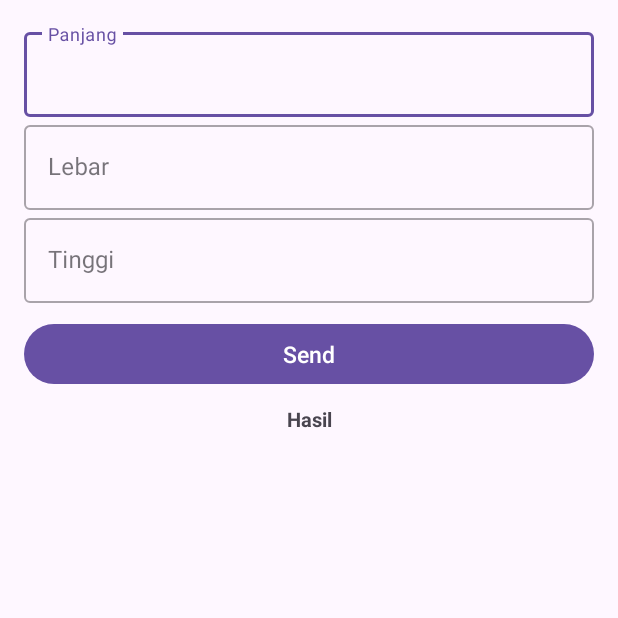
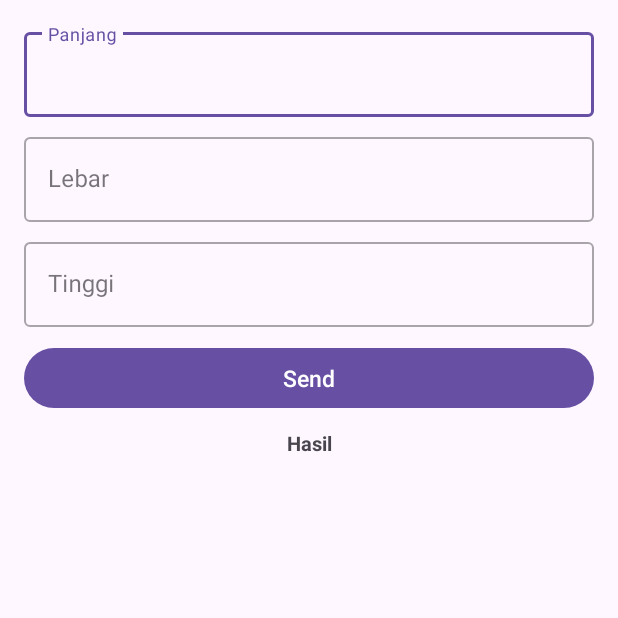
Before and after one commit to FahmiAlmsyh/Kalkulator_Kotlin, an Android app: the screen it shows after launch (MainActivity), on a phone screen of 412 x 824 dp, the top half of it. Run offline under Robolectric (Android 15) with nearby library versions, the phone set to English and light mode, and no system bars; 3 statements that could not run were skipped.

Commit message:
update code

```diff
--- a/app/src/main/res/layout/activity_main.xml
+++ b/app/src/main/res/layout/activity_main.xml
@@ -14,6 +14,7 @@
         android:layout_width="match_parent"
         android:layout_height="wrap_content"
         android:hint="Panjang"
+        android:layout_marginBottom="8dp"
         style="@style/Widget.MaterialComponents.TextInputLayout.OutlinedBox">
 
         <com.google.android.material.textfield.TextInputEditText
@@ -29,6 +30,7 @@
         android:layout_width="match_parent"
         android:layout_height="wrap_content"
         android:hint="@string/width"
+        android:layout_marginBottom="8dp"
         style="@style/Widget.MaterialComponents.TextInputLayout.OutlinedBox">
 
         <com.google.android.material.textfield.TextInputEditText
```
